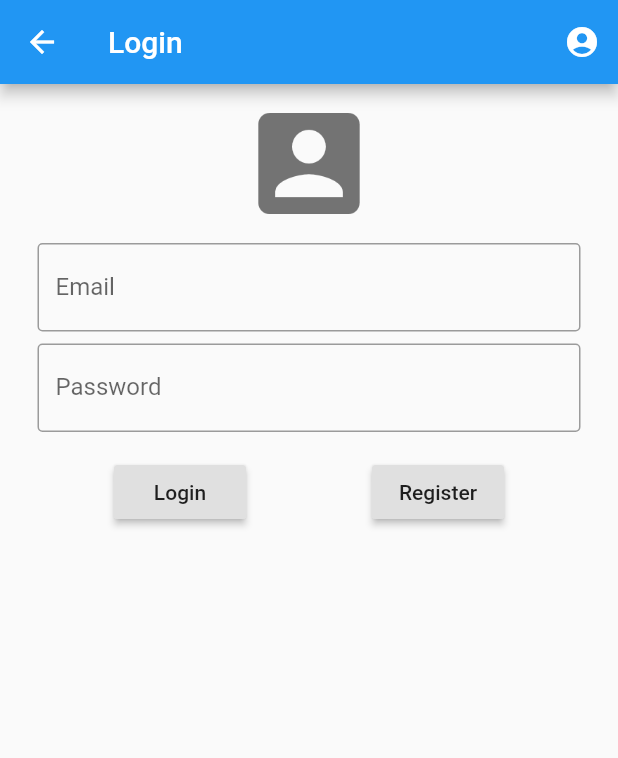
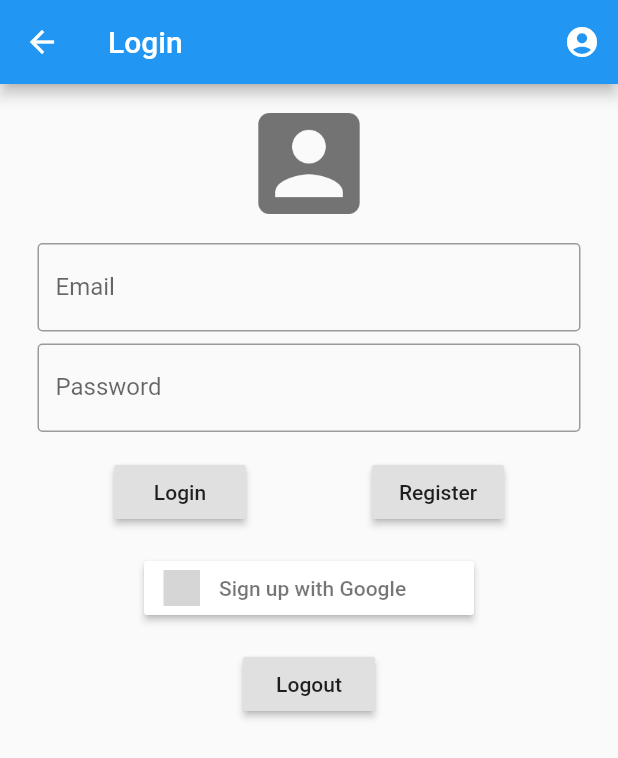
Before and after one commit to icksannugrahaa/comat_app, a Flutter app: the screen it shows after launch, in the side drawer, after a tap on "Login", on a phone screen of 412 x 824 dp. Shown: the top 758 px of the screen. Run offline on Flutter 3.47's test engine with Material 2 defaults, Android fonts, the phone set to English and light mode, and no system bars; our stand-ins replace firebase_auth, firebase_core, firebase_database, flutter_signin_button, google_sign_in; accounts and stored records are empty; grey boxes are pictures that could not be loaded.

Commit message:
login google success

```diff
--- a/lib/ui/Home.dart
+++ b/lib/ui/Home.dart
@@ -106,8 +106,8 @@ class _DrawerMenu extends StatelessWidget {
       context,
       MaterialPageRoute(builder: (context) => Login()),
     );
-    _userData.email = result[0];
-    _userData.name = result[1];
+    _userData.email = result.email;
+    _userData.name = result.displayName;
   }
 }
 
--- a/lib/ui/Login.dart
+++ b/lib/ui/Login.dart
@@ -1,4 +1,11 @@
+import 'package:firebase_auth/firebase_auth.dart';
+import 'package:firebase_core/firebase_core.dart';
 import 'package:flutter/material.dart';
+import 'package:google_sign_in/google_sign_in.dart';
+import 'package:flutter_signin_button/flutter_signin_button.dart';
+
+final FirebaseAuth _auth = FirebaseAuth.instance;
+final GoogleSignIn _googleSignIn = GoogleSignIn();
 
 class LoginData {
   final String email;
@@ -55,6 +62,9 @@ class LoginBodyState extends State<LoginBody> {
   final _formKey = GlobalKey<FormState>();
   final _loginData = List<LoginData>.generate(10, (i) => LoginData("icksan$i@gmail.com","icksan$i","Icksan Nugraha $i"));
   _LoginData _data = _LoginData();
+  String name;
+  String email;
+  String imageUrl;
 
   LoginBodyState();
 
@@ -167,6 +177,38 @@ class LoginBodyState extends State<LoginBody> {
                       ),
                     ],
                   ),
+                ),
+                Container(
+                  child: Center(
+                    child: Padding(
+                      padding: const EdgeInsets.all(8.0),
+                      child: SignInButton(
+                        Buttons.Google,
+                        text: "Sign up with Google",
+                        onPressed: () {
+                          signInWithGoogle().then((result) {
+                            if (result != null) {
+                              print(result);
+                              Navigator.pop(context, result.user);
+                            }
+                          });
+                        },
+                      ),
+                    )
+                  ),
+                ),
+                Container(
+                  child: Center(
+                      child: Padding(
+                        padding: const EdgeInsets.all(8.0),
+                        child: RaisedButton(
+                          onPressed: () {
+                            signOutGoogle();
+                          },
+                          child: Text("Logout"),
+                        ),
+                      )
+                  ),
                 )
               ],
             ),
@@ -184,4 +226,46 @@ class LoginBodyState extends State<LoginBody> {
         )
     );
   }
+  Future<UserCredential> signInWithGoogle() async {
+    await Firebase.initializeApp();
+
+    final GoogleSignInAccount googleSignInAccount = await _googleSignIn.signIn();
+    final GoogleSignInAuthentication googleSignInAuthentication = await googleSignInAccount.authentication;
+
+    final AuthCredential credential = GoogleAuthProvider.credential(
+      accessToken: googleSignInAuthentication.accessToken,
+      idToken: googleSignInAuthentication.idToken,
+    );
+    final UserCredential authResult = await _auth.signInWithCredential(credential);
+    final User user = authResult.user;
+
+    if (user != null) {
+      // Add the following lines after getting the user
+      // Checking if email and name is null
+      assert(user.email != null);
+      assert(user.displayName != null);
+      assert(user.photoURL != null);
+
+      // Store the retrieved data
+      name = user.displayName;
+      email = user.email;
+      imageUrl = user.photoURL;
+
+      // Only taking the first part of the name, i.e., First Name
+      if (name.contains(" ")) {
+        name = name.substring(0, name.indexOf(" "));
+      }
+
+      print('signInWithGoogle succeeded: $user');
+
+      return authResult;
+    }
+
+    return null;
+  }
+  void signOutGoogle() async{
+    await _googleSignIn.signOut();
+
+    print("User Signed Out");
+  }
 }
```
Also changed, not shown: pubspec.yaml (+6 -16 lines), pubspec.lock.
